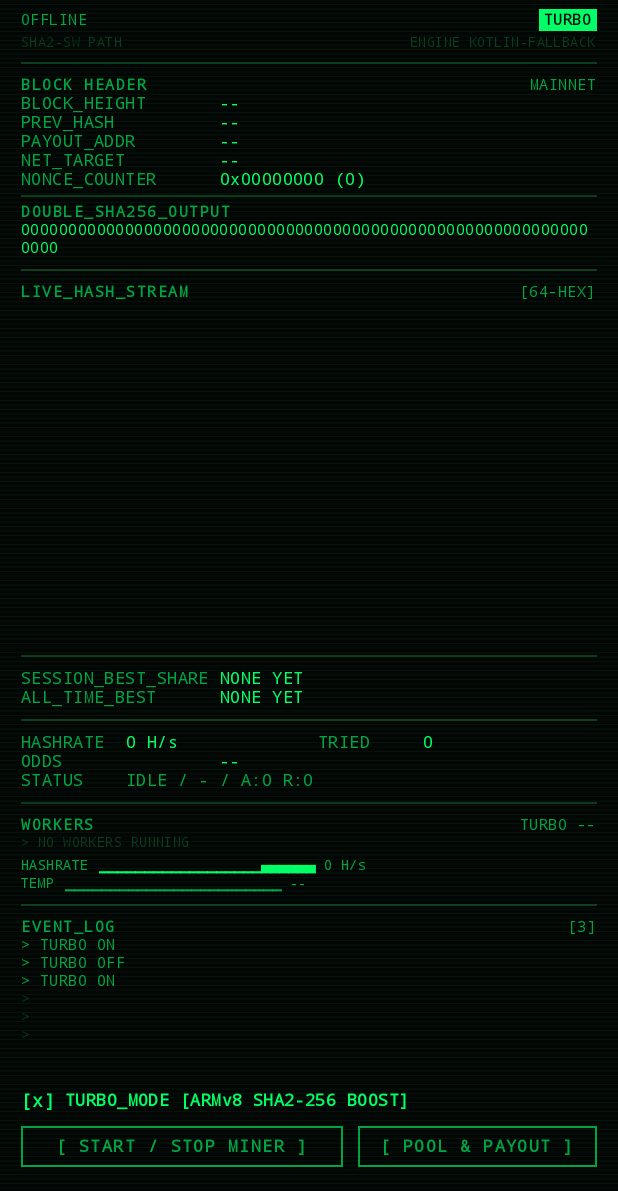
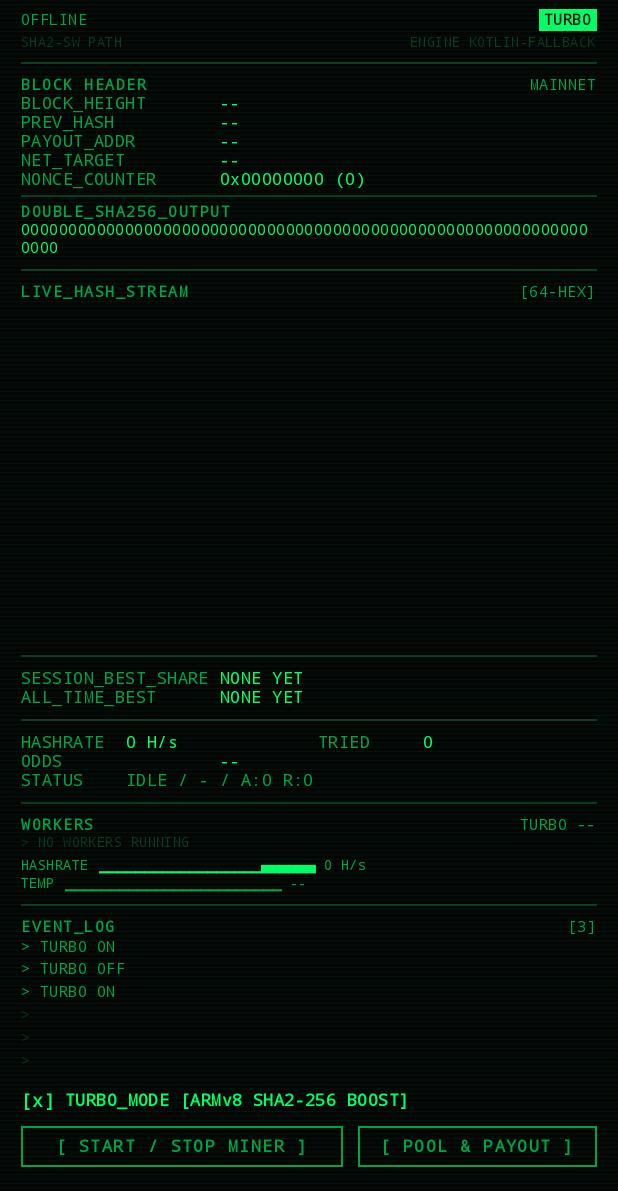
Before and after one commit to CoreJBH/hashes, an Android app built with Jetpack Compose: the composable HashesApp shown on its own in the app's theme, after a tap on an icon or button, on a phone screen of 412 x 824 dp, the part 45-1236 px from its top. Run offline under Robolectric (Android 15) with nearby library versions, the phone set to English and light mode, and no system bars.

Commit message:
Fill the stream and log to their last row, and centre the splash glow on the mark
The stream and the event log sized their row count from an assumed line
height, but a row came out shorter than that assumption, so both panels
ended in a black band above the next divider. Each row now takes an equal
share of the height the panel was given, and the columns are clipped, so
the rows close the panel to its last pixel on any screen.

The splash glow was anchored at 40% of the screen height, which sits above
the mark on every screen shape. It is now drawn under the mark itself,
centred on it, with a radius wider than the tile.

```diff
--- a/app/src/main/java/com/corejbh/hashes/ui/SplashScreen.kt
+++ b/app/src/main/java/com/corejbh/hashes/ui/SplashScreen.kt
@@ -101,21 +101,12 @@ fun SplashScreen(onFinished: () -> Unit, modifier: Modifier = Modifier) {
             .background(Crt.Background)
             .crtScanlines(alpha = 0.09f)
     ) {
-        // The glow behind the mark and the moving scan band.
+        // The moving scan band and the glitch bars. The glow belongs to the
+        // mark itself, so it is drawn under the mark below.
         Box(
             Modifier
                 .fillMaxSize()
                 .drawBehind {
-                    val center = Offset(size.width / 2f, size.height * 0.40f)
-                    drawCircle(
-                        brush = Brush.radialGradient(
-                            colors = listOf(Crt.Glow, Color.Transparent),
-                            center = center,
-                            radius = size.minDimension * 0.42f,
-                        ),
-                        radius = size.minDimension * 0.42f,
-                        center = center,
-                    )
                     val bandY = size.height * sweep
                     drawRect(
                         brush = Brush.verticalGradient(
@@ -147,6 +138,24 @@ fun SplashScreen(onFinished: () -> Unit, modifier: Modifier = Modifier) {
             Box(
                 Modifier
                     .size(136.dp)
+                    .drawBehind {
+                        // Centred on the mark itself rather than at a guessed
+                        // fraction of the screen height, so the glow sits under
+                        // `#_` on every screen shape. It is drawn before the
+                        // tile's own black fill and before the jitter layer, so
+                        // it stays steady and unclipped around the tile.
+                        val center = Offset(size.width / 2f, size.height / 2f)
+                        val radius = size.minDimension * 1.6f
+                        drawCircle(
+                            brush = Brush.radialGradient(
+                                colors = listOf(Crt.Glow, Color.Transparent),
+                                center = center,
+                                radius = radius,
+                            ),
+                            radius = radius,
+                            center = center,
+                        )
+                    }
                     .graphicsLayer {
                         translationX = jitter
                         alpha = flicker
--- a/app/src/main/java/com/corejbh/hashes/ui/components/Panels.kt
+++ b/app/src/main/java/com/corejbh/hashes/ui/components/Panels.kt
@@ -13,8 +13,11 @@ import androidx.compose.material3.Text
 import androidx.compose.runtime.Composable
 import androidx.compose.ui.Alignment
 import androidx.compose.ui.Modifier
+import androidx.compose.ui.draw.clipToBounds
 import androidx.compose.ui.platform.LocalDensity
 import androidx.compose.ui.res.stringResource
+import androidx.compose.ui.unit.Dp
+import androidx.compose.ui.unit.TextUnit
 import androidx.compose.ui.unit.dp
 import androidx.compose.ui.unit.sp
 import com.corejbh.hashes.R
@@ -79,53 +82,79 @@ fun HashStreamPanel(
             text = stringResource(R.string.label_live_stream),
             trailing = "[64-HEX]",
         )
-        BoxWithConstraints(Modifier.weight(1f).fillMaxWidth()) {
-            val lineHeight = with(LocalDensity.current) { STREAM_LINE_HEIGHT.toDp() }
-            val lines = (maxHeight / lineHeight).toInt().coerceAtLeast(MIN_STREAM_LINES)
-            StreamLines(state.stream, lines)
+        BoxWithConstraints(
+            Modifier
+                .weight(1f)
+                .fillMaxWidth()
+                .clipToBounds()
+        ) {
+            StreamLines(
+                samples = state.stream,
+                lines = fittedLineCount(maxHeight, STREAM_LINE_HEIGHT, MIN_STREAM_LINES),
+                height = maxHeight,
+            )
+        }
+    }
+}
+
+/**
+ * Rows to draw in a panel [height] tall: every line of [lineHeight] that fits,
+ * and never fewer than [floor] even when the layout hands the panel less.
+ */
+@Composable
+private fun fittedLineCount(height: Dp, lineHeight: TextUnit, floor: Int): Int {
+    val line = with(LocalDensity.current) { lineHeight.toDp() }
+    return (height / line).toInt().coerceAtLeast(floor)
+}
+
+/**
+ * The rows themselves.
+ *
+ * The column is pinned to the height the panel was given and every row takes an
+ * equal share of it, so the rows close the panel to its last pixel: a count
+ * computed from the assumed line height alone left the bottom of the panel black
+ * whenever a row came out shorter than that assumption.
+ */
+@Composable
+private fun StreamLines(samples: List<HashStream.Sample>, lines: Int, height: Dp) {
+    Column(
+        Modifier
+            .fillMaxWidth()
+            .height(height)
+    ) {
+        for (sample in HashStream.rows(samples, lines)) {
+            val modifier = Modifier
+                .weight(1f)
+                .fillMaxWidth()
+            if (sample != null) {
+                StreamLine(
+                    hex = sample.hex,
+                    highlight = sample.worthHighlighting,
+                    modifier = modifier,
+                )
+            } else {
+                // A row the stream has not reached yet: it holds its share of
+                // the panel and draws nothing, because a row of zeros would
+                // read as a hash the device never produced.
+                Box(modifier.background(Crt.Background))
+            }
         }
     }
 }
 
 @Composable
-private fun StreamLines(samples: List<HashStream.Sample>, lines: Int) {
-    Column(Modifier.fillMaxWidth()) {
-        for (sample in HashStream.rows(samples, lines)) {
-            if (sample != null) {
-                StreamLine(hex = sample.hex, highlight = sample.worthHighlighting, dim = false)
-            } else {
-                EmptyStreamLine()
-            }
-        }
-    }
-}
-
-/**
- * A row the stream has not reached yet. It keeps the line height and draws
- * nothing: a row of zeros would read as a hash the device never produced.
- */
-@Composable
-private fun EmptyStreamLine() {
-    val height = with(LocalDensity.current) { STREAM_LINE_HEIGHT.toDp() }
+private fun StreamLine(
+    hex: String,
+    highlight: Boolean,
+    modifier: Modifier = Modifier,
+) {
+    val background = if (highlight) Crt.InverseBackground else Crt.Background
+    val color = if (highlight) Crt.InverseText else Crt.PhosphorDim
     Box(
-        Modifier
-            .fillMaxWidth()
-            .height(height)
-    )
-}
-
-@Composable
-private fun StreamLine(hex: String, highlight: Boolean, dim: Boolean) {
-    val background = if (highlight) Crt.InverseBackground else Crt.Background
-    val color = when {
-        highlight -> Crt.InverseText
-        dim -> Crt.PhosphorFaint
-        else -> Crt.PhosphorDim
-    }
-    Box(
-        Modifier
-            .fillMaxWidth()
+        modifier
             .background(background)
+            .padding(horizontal = 1.dp),
+        contentAlignment = Alignment.CenterStart,
     ) {
         Text(
             text = hex,
@@ -136,7 +165,6 @@ private fun StreamLine(hex: String, highlight: Boolean, dim: Boolean) {
                 color = color,
             ),
             maxLines = 1,
-            modifier = Modifier.padding(horizontal = 1.dp),
         )
     }
 }
@@ -230,26 +258,48 @@ fun EventLogPanel(
             text = stringResource(R.string.label_event_log),
             trailing = "[${state.notices.size}]",
         )
-        BoxWithConstraints(Modifier.weight(1f).fillMaxWidth()) {
-            val lineHeight = with(LocalDensity.current) { LOG_LINE_HEIGHT.toDp() }
-            val lines = (maxHeight / lineHeight).toInt().coerceAtLeast(MIN_LOG_LINES)
-            LogLines(state.notices, lines)
+        BoxWithConstraints(
+            Modifier
+                .weight(1f)
+                .fillMaxWidth()
+                .clipToBounds()
+        ) {
+            LogLines(
+                notices = state.notices,
+                lines = fittedLineCount(maxHeight, LOG_LINE_HEIGHT, MIN_LOG_LINES),
+                height = maxHeight,
+                lineHeight = with(LocalDensity.current) { LOG_LINE_HEIGHT.toDp() },
+            )
         }
     }
 }
 
+/** The log rows, pinned to the panel height the same way the stream is. */
 @Composable
-private fun LogLines(notices: List<String>, lines: Int) {
-    Column(Modifier.fillMaxWidth()) {
+private fun LogLines(notices: List<String>, lines: Int, height: Dp, lineHeight: Dp) {
+    Column(
+        Modifier
+            .fillMaxWidth()
+            .height(height)
+    ) {
         if (notices.isEmpty()) {
-            LogLine("> " + stringResource(R.string.label_awaiting_command), dim = true)
+            LogLine(
+                text = "> " + stringResource(R.string.label_awaiting_command),
+                dim = true,
+                modifier = Modifier
+                    .fillMaxWidth()
+                    .height(lineHeight),
+            )
         } else {
             for (index in 0 until lines) {
                 val notice = notices.getOrNull(index)
+                val modifier = Modifier
+                    .weight(1f)
+                    .fillMaxWidth()
                 if (notice != null) {
-                    LogLine("> $notice", dim = false)
+                    LogLine("> $notice", dim = false, modifier = modifier)
                 } else {
-                    LogLine(">", dim = true)
+                    LogLine(">", dim = true, modifier = modifier)
                 }
             }
         }
@@ -257,7 +307,8 @@ private fun LogLines(notices: List<String>, lines: Int) {
 }
 
 @Composable
-private fun LogLine(text: String, dim: Boolean) {
+private fun LogLine(text: String, dim: Boolean, modifier: Modifier = Modifier) {
+    Box(modifier, contentAlignment = Alignment.CenterStart) {
         Text(
             text = text,
             style = TerminalTextStyle.copy(
@@ -268,3 +319,4 @@ private fun LogLine(text: String, dim: Boolean) {
             maxLines = 1,
         )
     }
+}
```
Lines whose indentation alone changed are shown as unchanged.
